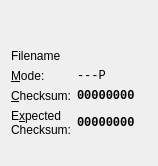
Above: src/mcrecover/ui/MemCardFileView.ui from GerbilSoft/mcrecover before the change. Below: the same form after it.
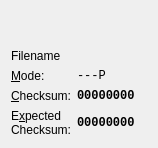
That is the form after the change.

```diff
--- a/src/mcrecover/ui/MemCardFileView.ui
+++ b/src/mcrecover/ui/MemCardFileView.ui
@@ -7,7 +7,7 @@
     <x>0</x>
     <y>0</y>
     <width>158</width>
-    <height>166</height>
+    <height>138</height>
    </rect>
   </property>
   <layout class="QFormLayout" name="formLayout">
```
Left out of the diff: 8 changed lines with no effect on the pictures.
